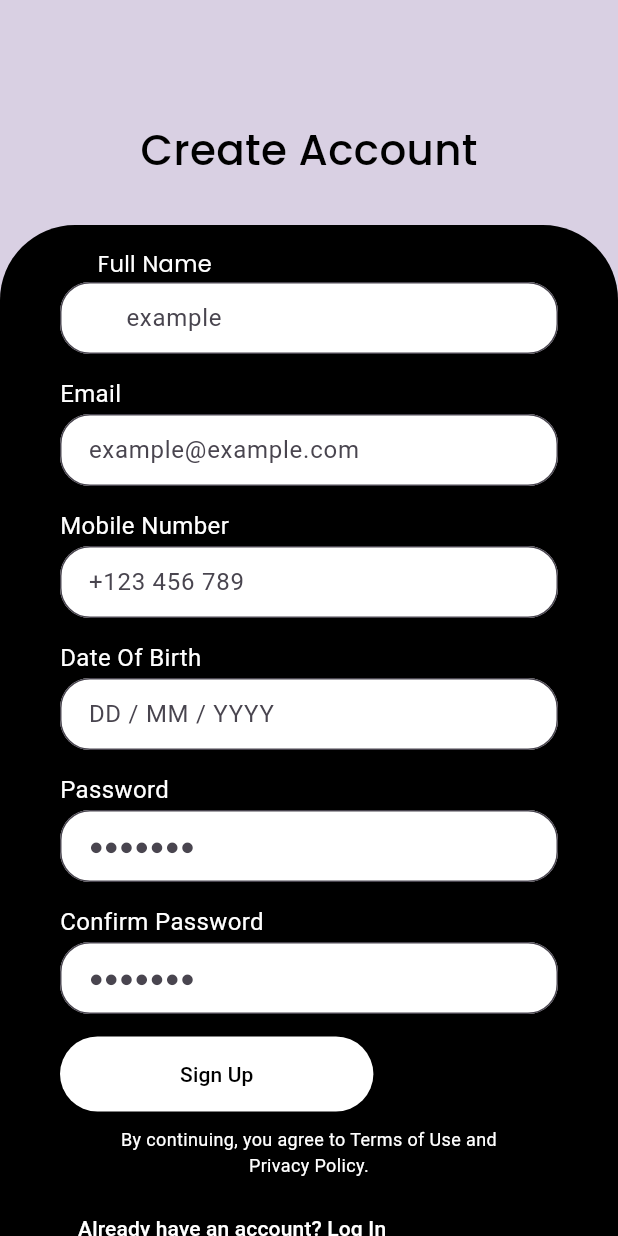
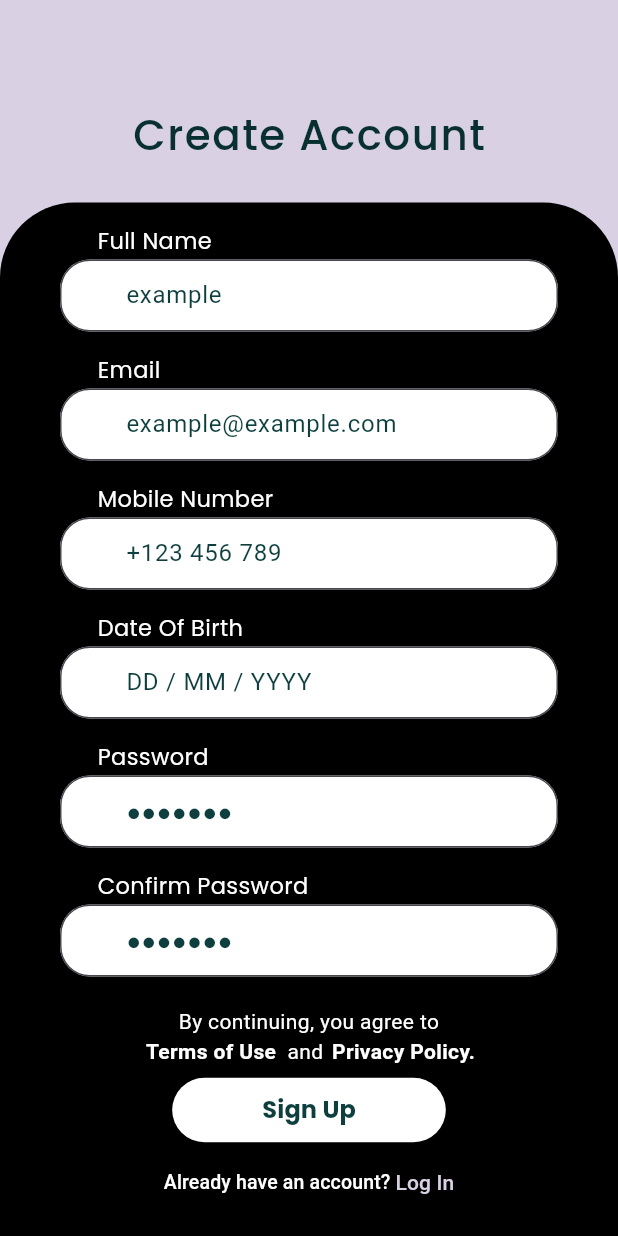
Before and after one commit to GalaGatherings/GGServer, a Flutter app: the SignUpScreen screen opened directly, on a phone screen of 412 x 824 dp. Run offline on Flutter 3.47's test engine with Material 3 defaults, Android fonts, the phone set to English and light mode, and no system bars; our stand-ins replace video_player.

Commit message:
update sign up screen

```diff
--- a/lib/screens/signup_screen.dart
+++ b/lib/screens/signup_screen.dart
@@ -1,4 +1,5 @@
 import 'package:flutter/material.dart';
+import 'package:gala_gatherings/screens/login_screen.dart';
 
 class SignUpScreen extends StatelessWidget {
   @override
@@ -12,7 +13,7 @@ class SignUpScreen extends StatelessWidget {
           crossAxisAlignment: CrossAxisAlignment.start,
           children: [
             SizedBox(
-              height: 80,
+              height: 70,
             ),
             Container(
               child: Center(
@@ -22,13 +23,14 @@ class SignUpScreen extends StatelessWidget {
                       fontStyle: FontStyle.normal,
                       fontSize: 28,
                       fontWeight: FontWeight.w500,
-                      color: Colors.black,
+                      letterSpacing: 1,
+                      color: Color(0xff093030),
                       fontFamily: "Poppins"),
                 ),
               ),
             ),
             SizedBox(
-              height: 30,
+              height: 25,
             ),
              Container(
               height: MediaQuery.of(context).size.height - 100,
@@ -42,10 +44,11 @@ class SignUpScreen extends StatelessWidget {
               child: Padding(
                 padding: const EdgeInsets.symmetric(horizontal: 40.0),
                 child: Column(
-                  crossAxisAlignment:
-                      CrossAxisAlignment.start, // Align labels to the start
+                  crossAxisAlignment: CrossAxisAlignment.start,
                   children: [
                     SizedBox(height: 15),
+
+                    // Full Name Field
                     Padding(
                       padding: const EdgeInsets.only(left: 25.0),
                       child: Text(
@@ -60,6 +63,7 @@ class SignUpScreen extends StatelessWidget {
                     SizedBox(height: 2),
                     TextField(
                       decoration: InputDecoration(
+                        hintStyle: TextStyle(color: Color(0xff0E3E3E)),
                         filled: true,
                         fillColor: Colors.white,
                         hintText: 'example',
@@ -70,114 +74,186 @@ class SignUpScreen extends StatelessWidget {
                       ),
                     ),
                     SizedBox(height: 15),
-                    Text(
+
+                    // Email Field
+                    Padding(
+                      padding: const EdgeInsets.only(left: 25.0),
+                      child: Text(
                         "Email",
                         style: TextStyle(
+                          fontFamily: "Poppins",
                           color: Colors.white,
-                        fontSize: 16,
+                          fontSize: 15,
+                        ),
                       ),
                     ),
                     SizedBox(height: 2),
                     TextField(
                       decoration: InputDecoration(
+                        hintStyle: TextStyle(color: Color(0xff0E3E3E)),
+
                         filled: true,
                         fillColor: Colors.white,
                         hintText: 'example@example.com',
                         border: OutlineInputBorder(
                           borderRadius: BorderRadius.circular(20),
                         ),
-                        contentPadding: EdgeInsets.symmetric(
-                            vertical: 10.0, horizontal: 15.0),
+                        contentPadding: EdgeInsets.only(left: 40.0),
                       ),
                     ),
                     SizedBox(height: 15),
-                    Text(
+
+                    // Mobile Number Field
+                    Padding(
+                      padding: const EdgeInsets.only(left: 25.0),
+                      child: Text(
                         "Mobile Number",
                         style: TextStyle(
+                          fontFamily: "Poppins",
                           color: Colors.white,
-                        fontSize: 16,
+                          fontSize: 15,
+                        ),
                       ),
                     ),
                     SizedBox(height: 2),
                     TextField(
                       decoration: InputDecoration(
+                        hintStyle: TextStyle(color: Color(0xff0E3E3E)),
                         filled: true,
                         fillColor: Colors.white,
                         hintText: '+123 456 789',
                         border: OutlineInputBorder(
                           borderRadius: BorderRadius.circular(20),
                         ),
-                        contentPadding: EdgeInsets.symmetric(
-                            vertical: 10.0, horizontal: 15.0),
+                        contentPadding: EdgeInsets.only(left: 40.0),
                       ),
                     ),
                     SizedBox(height: 15),
-                    Text(
+
+                    // Date Of Birth Field
+                    Padding(
+                      padding: const EdgeInsets.only(left: 25.0),
+                      child: Text(
                         "Date Of Birth",
                         style: TextStyle(
+                          fontFamily: "Poppins",
                           color: Colors.white,
-                        fontSize: 16,
+                          fontSize: 15,
+                        ),
                       ),
                     ),
                     SizedBox(height: 2),
                     TextField(
                       decoration: InputDecoration(
+                        hintStyle: TextStyle(color: Color(0xff0E3E3E)),
                         filled: true,
                         fillColor: Colors.white,
                         hintText: 'DD / MM / YYYY',
                         border: OutlineInputBorder(
                           borderRadius: BorderRadius.circular(20),
                         ),
-                        contentPadding: EdgeInsets.symmetric(
-                            vertical: 10.0, horizontal: 15.0),
+                        contentPadding: EdgeInsets.only(left: 40.0),
                       ),
                     ),
                     SizedBox(height: 15),
-                    Text(
+
+                    // Password Field
+                    Padding(
+                      padding: const EdgeInsets.only(left: 25.0),
+                      child: Text(
                         "Password",
                         style: TextStyle(
+                          fontFamily: "Poppins",
                           color: Colors.white,
-                        fontSize: 16,
+                          fontSize: 15,
+                        ),
                       ),
                     ),
                     SizedBox(height: 2),
                     TextField(
                       obscureText: true,
                       decoration: InputDecoration(
+                        hintStyle: TextStyle(color: Color(0xff0E3E3E)),
                         filled: true,
                         fillColor: Colors.white,
                         hintText: '●●●●●●●',
                         border: OutlineInputBorder(
                           borderRadius: BorderRadius.circular(20),
                         ),
-                        contentPadding: EdgeInsets.symmetric(
-                            vertical: 10.0, horizontal: 15.0),
+                        contentPadding: EdgeInsets.only(left: 40.0),
                       ),
                     ),
                     SizedBox(height: 15),
-                    Text(
+
+                    // Confirm Password Field
+                    Padding(
+                      padding: const EdgeInsets.only(left: 25.0),
+                      child: Text(
                         "Confirm Password",
                         style: TextStyle(
+                          fontFamily: "Poppins",
                           color: Colors.white,
-                        fontSize: 16,
+                          fontSize: 15,
+                        ),
                       ),
                     ),
                     SizedBox(height: 2),
                     TextField(
                       obscureText: true,
                       decoration: InputDecoration(
+                        hintStyle: TextStyle(color: Color(0xff0E3E3E)),
                         filled: true,
                         fillColor: Colors.white,
                         hintText: '●●●●●●●',
                         border: OutlineInputBorder(
                           borderRadius: BorderRadius.circular(20),
                         ),
-                        contentPadding: EdgeInsets.symmetric(
-                            vertical: 10.0, horizontal: 15.0),
+                        contentPadding: EdgeInsets.only(left: 40.0),
                       ),
                     ),
-                    SizedBox(height: 15),
-                    ElevatedButton(
+                    SizedBox(height: 20),
+
+                    // Sign Up Button
+
+                    // Terms and Conditions
+                    Center(
+                      child: Padding(
+                        padding: const EdgeInsets.symmetric(horizontal: 20.0),
+                        child: Column(
+                          mainAxisAlignment: MainAxisAlignment.start,
+                          children: [
+                            Text(
+                              'By continuing, you agree to',
+                              textAlign: TextAlign.center,
+                              style: TextStyle(color: Colors.white, fontSize: 14),
+                            ),
+                             Row(
+                              mainAxisAlignment: MainAxisAlignment.center,
+                               children: [
+                                 Text(
+                                  'Terms of Use ',
+                                  textAlign: TextAlign.center,
+                                  style: TextStyle(color: Colors.white, fontSize: 14,fontWeight: FontWeight.bold),
+                                                             ),
+                                                              Text(
+                                  'and   ',
+                                  textAlign: TextAlign.center,
+                                  style: TextStyle(color: Colors.white, fontSize: 14),
+                                                             ),
+                                                              Text(
+                                  'Privacy Policy.',
+                                  textAlign: TextAlign.center,
+                                  style: TextStyle(color: Colors.white, fontSize: 14,fontWeight:FontWeight.bold),
+                                                             ),
+                               ],
+                             ),
+                          ],
+                        ),
+                      ),
+                    ),
+                     SizedBox(height: 5),
+                    Center(
+                      child: ElevatedButton(
                         onPressed: () {},
                         style: ElevatedButton.styleFrom(
                           foregroundColor: Colors.black,
@@ -185,26 +261,36 @@ class SignUpScreen extends StatelessWidget {
                           shape: RoundedRectangleBorder(
                             borderRadius: BorderRadius.circular(30),
                           ),
-                        padding:
-                            EdgeInsets.symmetric(horizontal: 80, vertical: 15),
+                          padding: EdgeInsets.symmetric(
+                              horizontal: 60, vertical: 10),
                         ),
-                      child: Text('Sign Up'),
-                    ),
-                    SizedBox(height: 10),
-                    Padding(
-                      padding: const EdgeInsets.symmetric(horizontal: 20.0),
-                      child: Text(
-                        'By continuing, you agree to Terms of Use and Privacy Policy.',
-                        textAlign: TextAlign.center,
-                        style: TextStyle(color: Colors.white, fontSize: 12),
+                        child: Text('Sign Up',style: TextStyle(fontSize: 16,fontFamily: "Poppins",fontWeight: FontWeight.w600,color: Color(0xff0E3E3E))),
                       ),
                     ),
-                    SizedBox(height: 10),
-                    TextButton(
-                      onPressed: () {},
-                      child: Text(
-                        'Already have an account? Log In',
-                        style: TextStyle(color: Colors.white),
+
+
+                    // SizedBox(height: 10),
+
+                    // Already have an account
+                    Center(
+                      child: TextButton(
+                        onPressed: () { Navigator.of(context).pushReplacement(
+      MaterialPageRoute(builder: (context) => LoginScreen()),
+    );},
+                        child:
+                        Row(
+                          mainAxisAlignment:MainAxisAlignment.center ,
+                          children: [
+                            Text(
+                              'Already have an account? ',
+                              style: TextStyle(color: Colors.white,fontSize: 13),
+                            ),
+                            Text(
+                              'Log In',
+                              style: TextStyle(color: Color(0xffD9D0E3),fontSize: 14),
+                            ),
+                          ],
+                        ),
                       ),
                     ),
                   ],
```
Lines whose indentation alone changed are shown as unchanged.
